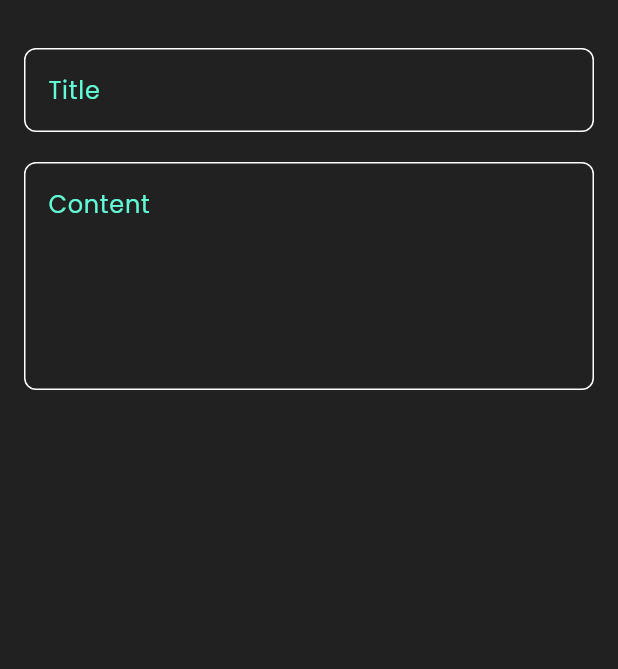
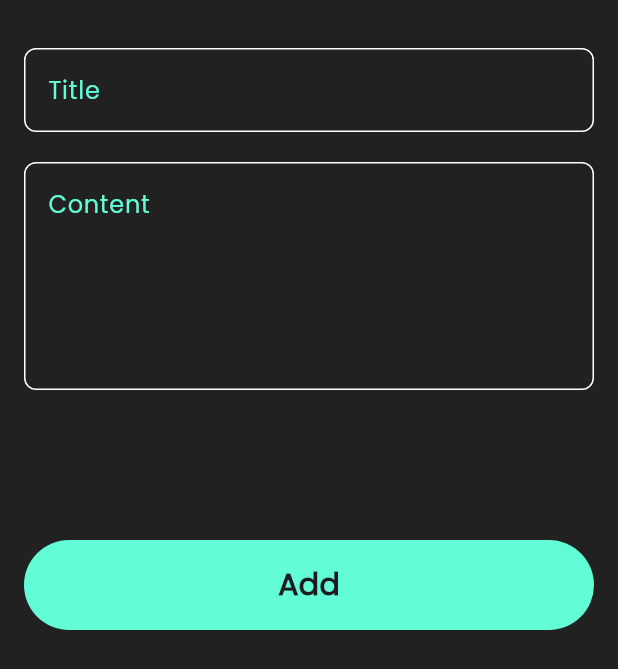
Before and after one commit to PolaAlaa/notes_app, a Flutter app: the AddNoteBottomSheet widget shown alone on an empty page, opened directly, on a phone screen of 412 x 824 dp. Shown: the top 669 px of the screen. Run offline on Flutter 3.47's test engine with Material 3 defaults, Android fonts, the phone set to English and light mode, and no system bars; our stand-ins replace font_awesome_flutter.

Commit message:
finish notes bottom sheet

```diff
--- a/lib/Views/widgets/add_Note_Bottom_Sheet.dart
+++ b/lib/Views/widgets/add_Note_Bottom_Sheet.dart
@@ -1,4 +1,5 @@
 import 'package:flutter/material.dart';
+import 'package:note_app/Views/widgets/add_botton.dart';
 import 'package:note_app/Views/widgets/custom_Text_Field.dart';
 
 class AddNoteBottomSheet extends StatelessWidget {
@@ -8,19 +9,25 @@ class AddNoteBottomSheet extends StatelessWidget {
 
   @override
   Widget build(BuildContext context) {
-    return const Padding(
-      padding: EdgeInsets.symmetric(horizontal: 16, vertical: 32),
+    return Padding(
+      padding: const EdgeInsets.symmetric(horizontal: 16, vertical: 32),
+      child: SingleChildScrollView(
         child: Column(
           children: [
-          CustomTextField(title: "Title"),
-          SizedBox(
+            const CustomTextField(title: "Title"),
+            const SizedBox(
               height: 20,
             ),
-          CustomTextField(
+            const CustomTextField(
               title: "Content",
               maxline: 5,
             ),
+            const SizedBox(
+              height: 100,
+            ),
+            AddBotton(context: context)
           ],
+        ),
       ),
     );
   }
--- /dev/null
+++ b/lib/Views/widgets/add_botton.dart
@@ -0,0 +1,28 @@
+import 'package:flutter/material.dart';
+import 'package:note_app/constants.dart';
+
+class AddBotton extends StatelessWidget {
+  const AddBotton({
+    super.key,
+    required this.context,
+  });
+
+  final BuildContext context;
+
+  @override
+  Widget build(BuildContext context) {
+    return GestureDetector(
+      child: Container(
+        alignment: Alignment.center,
+        height: 60,
+        width: MediaQuery.sizeOf(context).width,
+        decoration: BoxDecoration(
+            borderRadius: BorderRadius.circular(32), color: KPrimaryTextColor),
+        child: const Text(
+          "Add",
+          style: TextStyle(fontSize: 20, fontWeight: FontWeight.bold),
+        ),
+      ),
+    );
+  }
+}
```
Lines whose indentation alone changed are shown as unchanged.
